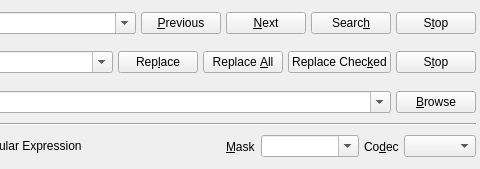
The window that mks/SearchWidget.ui (andreikop/enki) describes before a commit, drawn with Qt 5; both pictures show x 311 to 791 and y 0 to 169 of the 791 by 169 pixel window.
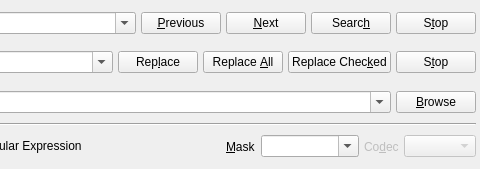
The same window after the commit. Icons and pictures are not drawn.

Commit message: Codec select for search disabled

Diff of the .ui file:
```diff
--- a/mks/SearchWidget.ui
+++ b/mks/SearchWidget.ui
@@ -417,6 +417,9 @@
          </property>
          <item>
           <widget class="QLabel" name="lEncoding">
+           <property name="enabled">
+            <bool>false</bool>
+           </property>
            <property name="sizePolicy">
             <sizepolicy hsizetype="Maximum" vsizetype="Preferred">
              <horstretch>0</horstretch>
@@ -432,7 +435,11 @@
           </widget>
          </item>
          <item>
-          <widget class="QComboBox" name="cbEncoding"/>
+          <widget class="QComboBox" name="cbEncoding">
+           <property name="enabled">
+            <bool>false</bool>
+           </property>
+          </widget>
          </item>
         </layout>
        </widget>
```
